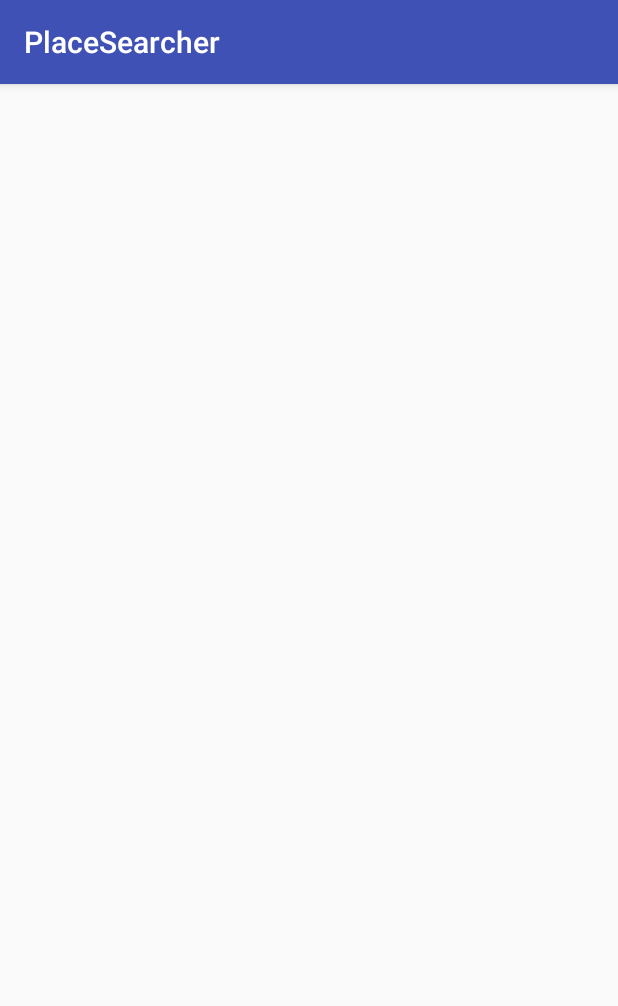
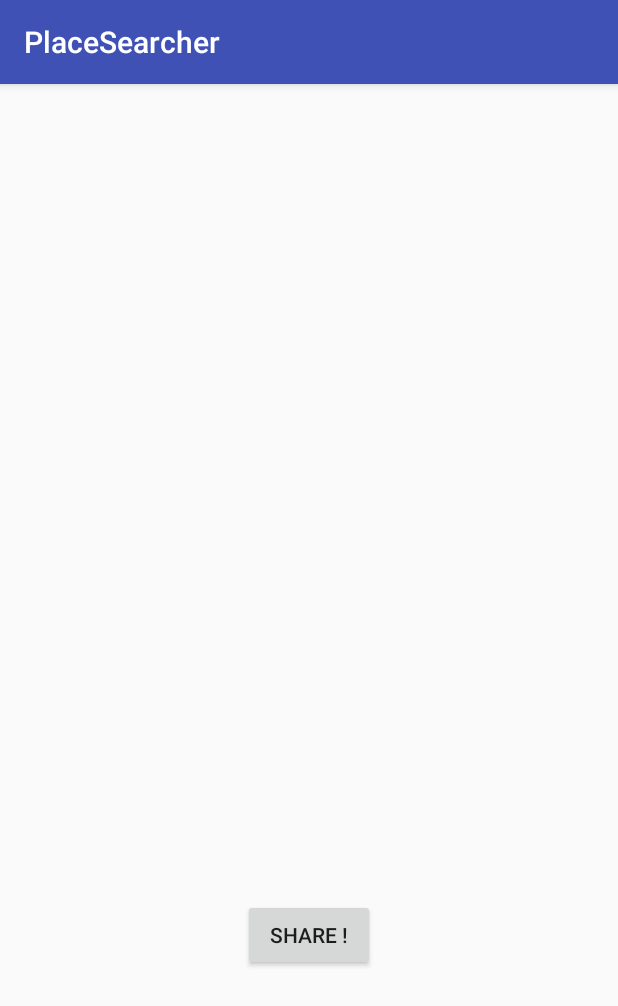
Before and after one commit to Raphael-Libot/PlaceSearcher, an Android app: the PlaceDetailsActivity screen opened directly, with no data from a screen before it, on a phone screen of 412 x 824 dp. Shown: the top 1006 px of the screen. Run offline under Robolectric (Android 15) with nearby library versions, the phone set to English and light mode, and no system bars; our stand-ins replace ButterKnife.

Commit message:
ShareIntent with plain text

```diff
--- a/app/src/main/java/org/miage/placesearcher/PlaceDetailsActivity.java
+++ b/app/src/main/java/org/miage/placesearcher/PlaceDetailsActivity.java
@@ -1,11 +1,14 @@
 package org.miage.placesearcher;
 
+import android.content.Intent;
 import android.os.Bundle;
 import android.support.v7.app.AppCompatActivity;
+import android.widget.Button;
 import android.widget.TextView;
 
 import butterknife.BindView;
 import butterknife.ButterKnife;
+import butterknife.OnClick;
 
 /**
  * Created by Simon on 15/01/2018.
@@ -16,13 +19,24 @@ public class PlaceDetailsActivity extends AppCompatActivity {
     @BindView(R.id.street_name)
     TextView streetName;
 
+    private String streetNameToSend;
+
     @Override
     protected void onCreate(Bundle savedInstanceState) {
         super.onCreate(savedInstanceState);
         setContentView(R.layout.layout_place_details);
         ButterKnife.bind(this);
+        streetNameToSend = getIntent().getStringExtra("streetName");
+        streetName.setText(streetNameToSend);
+    }
 
-        String intentData = getIntent().getStringExtra("streetName");
-        streetName.setText(intentData);
+    @OnClick(R.id.share_button)
+    public void onShareClick() {
+        Intent sendIntent = new Intent();
+        sendIntent.setAction(Intent.ACTION_SEND);
+        String toSend = "Hey koukou, bienvenue dans la rue : " + streetNameToSend;
+        sendIntent.putExtra(Intent.EXTRA_TEXT, toSend);
+        sendIntent.setType("text/plain");
+        startActivity(sendIntent);
     }
 }
--- a/app/src/main/res/layout/layout_place_details.xml
+++ b/app/src/main/res/layout/layout_place_details.xml
@@ -15,4 +15,17 @@
         app:layout_constraintStart_toStartOf="parent"
         app:layout_constraintTop_toTopOf="parent" />
 
+    <Button
+        android:id="@+id/share_button"
+        android:text="Share !"
+        android:layout_width="wrap_content"
+        android:layout_height="wrap_content"
+        android:layout_marginBottom="8dp"
+        android:layout_marginEnd="8dp"
+        android:layout_marginStart="8dp"
+        app:layout_constraintBottom_toBottomOf="parent"
+        app:layout_constraintEnd_toEndOf="parent"
+        app:layout_constraintStart_toStartOf="parent"
+        app:layout_constraintTop_toTopOf="@id/street_name"/>
+
 </android.support.constraint.ConstraintLayout>
```
